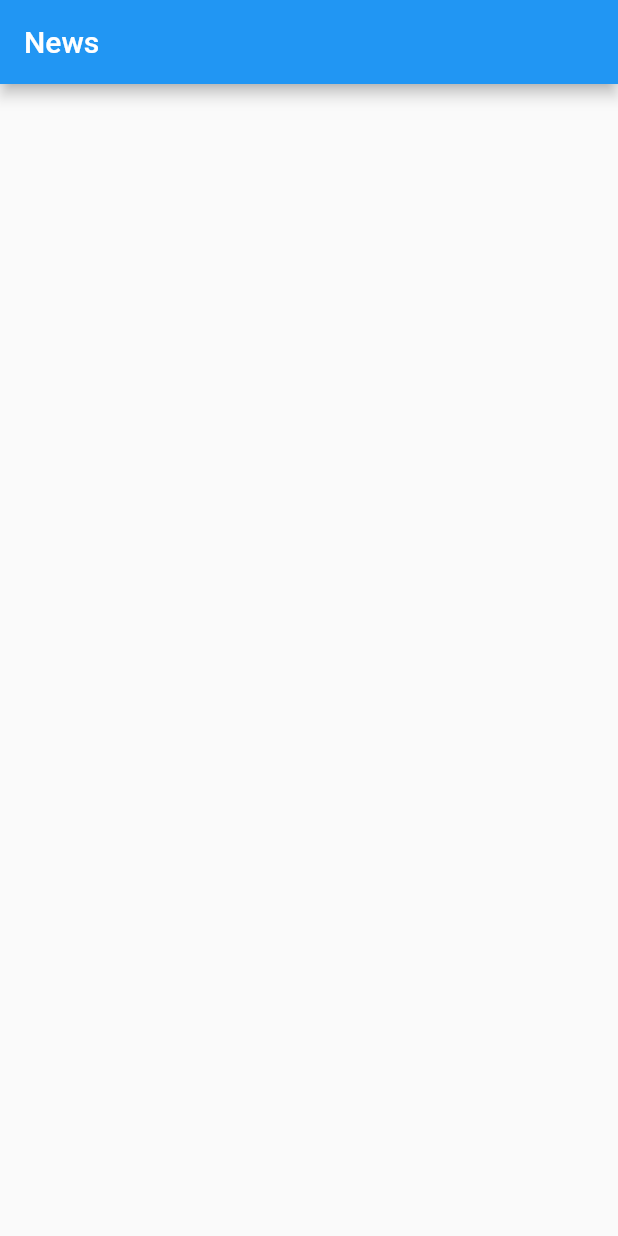
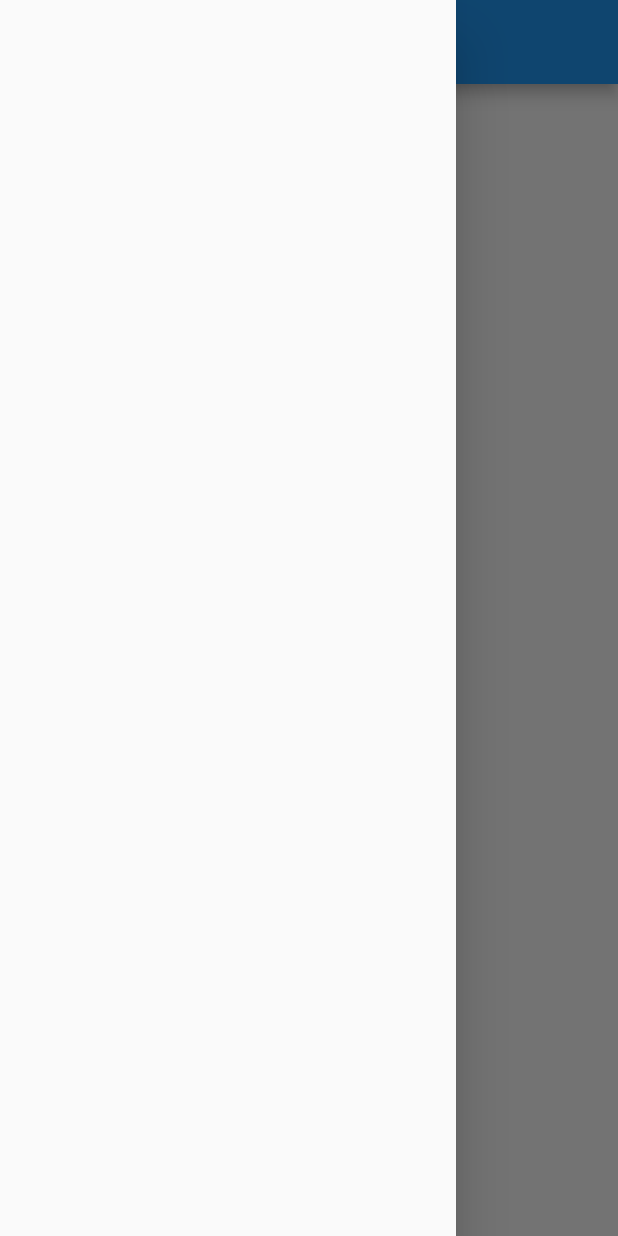
Before and after one commit to shivam432/Po_news_app, a Flutter app: the screen it shows after launch, with the side drawer open (before the commit the screen has no drawer), on a phone screen of 412 x 824 dp. Run offline on Flutter 3.47's test engine with Material 2 defaults, Android fonts, the phone set to English and light mode, and no system bars; network calls fail.

Commit message:
first commit

```diff
--- a/lib/main.dart
+++ b/lib/main.dart
@@ -7,6 +7,8 @@ void main() => runApp(App());
 class App extends StatelessWidget {
   @override
   Widget build(BuildContext context) {
-    return MaterialApp(title: "Networking", home: NewsList());
+    return MaterialApp(
+      debugShowCheckedModeBanner: false,
+      title: "Networking", home: NewsList());
   }
 }
--- a/lib/models/newsArticle.dart
+++ b/lib/models/newsArticle.dart
@@ -1,7 +1,6 @@
 import 'dart:convert';
 import 'package:doenlaod_app/services/webservice.dart';
 import 'package:doenlaod_app/utilities/constants.dart';
-
 
 class NewsArticle {
   final String title;
@@ -24,6 +23,7 @@ class NewsArticle {
         parse: (response) {
           final result = json.decode(response.body);
           Iterable list = result['articles'];
+          print(list);
           return list.map((model) => NewsArticle.fromJson(model)).toList();
         });
   }
--- a/lib/utilities/constants.dart
+++ b/lib/utilities/constants.dart
@@ -1,6 +1,6 @@
 class Constants {
   static final String HEADLINE_NEWS_URL =
-      'https://newsapi.org/v2/top-headlines?from=2020-05-04&country=us&apiKey=ab4e130e518e48bdad3e39a54cad6060';
+      'http://newsapi.org/v2/top-headlines?sources=google-news-in&from=2020-06-01&to=2020-06-03&apiKey=ab4e130e518e48bdad3e39a54cad6060';
 
   static final String NEWS_PLACEHOLDER_IMAGE_ASSET_URL =
       'assets/placeholder.png';
--- a/lib/widgets/newsList.dart
+++ b/lib/widgets/newsList.dart
@@ -3,7 +3,6 @@ import 'package:doenlaod_app/services/webservice.dart';
 import 'package:doenlaod_app/utilities/constants.dart';
 import 'package:flutter/material.dart';
 import 'package:flutter/widgets.dart';
-
 
 class NewsListState extends State<NewsList> {
   List<NewsArticle> _newsArticles = List<NewsArticle>();
@@ -18,6 +17,7 @@ class NewsListState extends State<NewsList> {
     Webservice().load(NewsArticle.all).then((newsArticles) => {
           setState(() => {_newsArticles = newsArticles})
         });
+    // print(_newsArticles);
   }
 
   ListTile _buildItemsForListView(BuildContext context, int index) {
@@ -34,8 +34,9 @@ class NewsListState extends State<NewsList> {
   Widget build(BuildContext context) {
     return Scaffold(
         appBar: AppBar(
-          title: Text('News'),
+          title: Center(child: Text('Daily News')),
         ),
+        drawer: Drawer(),
         body: ListView.builder(
           itemCount: _newsArticles.length,
           itemBuilder: _buildItemsForListView,
```
